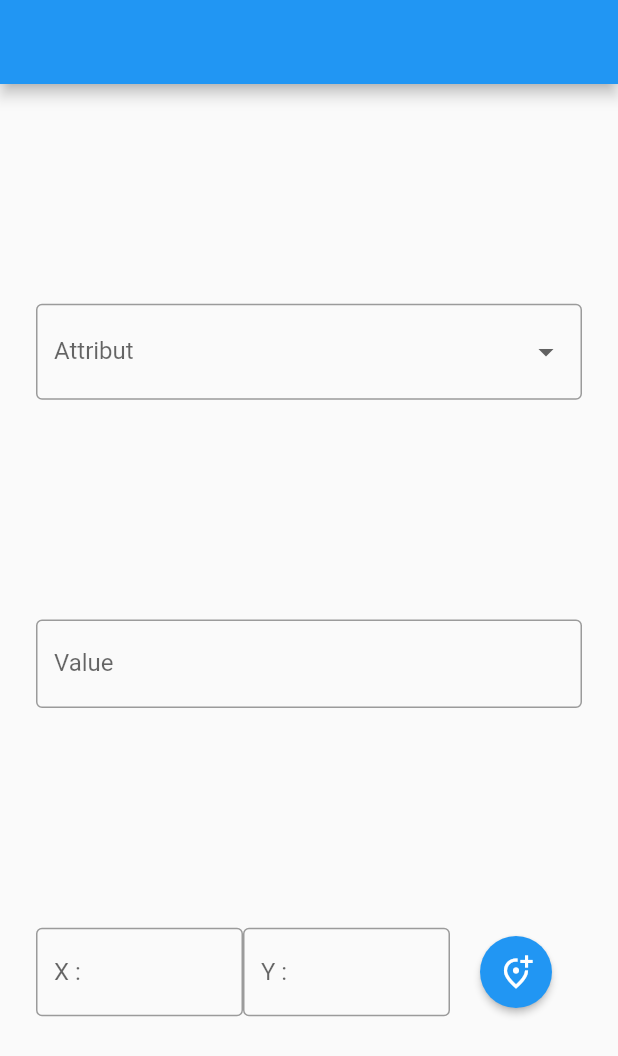
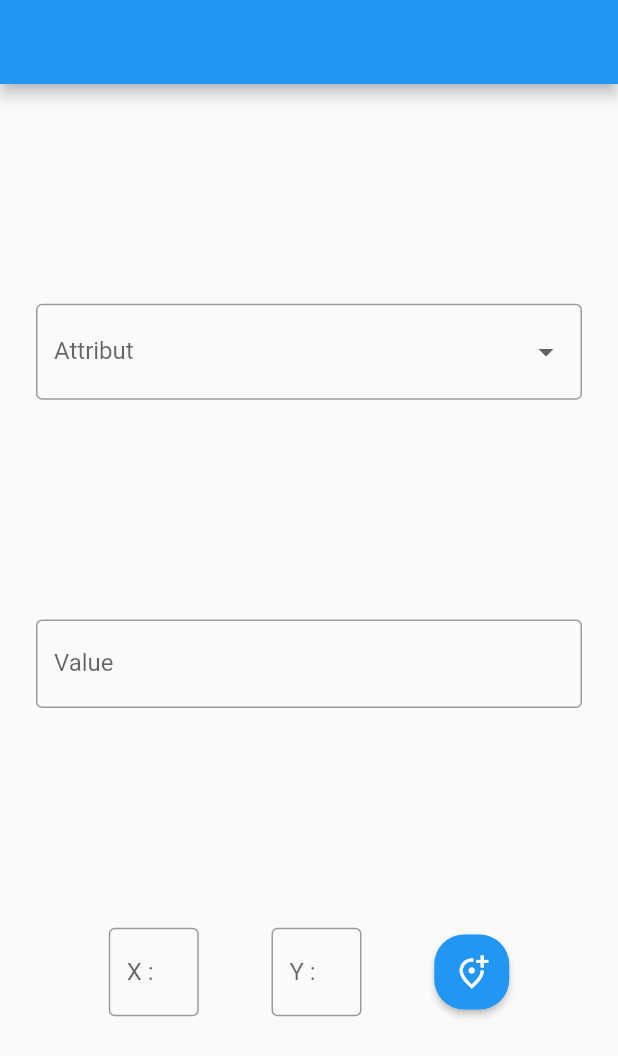
Before and after one commit to SlyPex/cupagis, a Flutter app: the screen it shows after launch, after a tap on the "add location alt" icon, on a phone screen of 412 x 824 dp. Shown: the top 1056 px of the screen. Run offline on Flutter 3.47's test engine with Material 2 defaults, Android fonts, the phone set to English and light mode, and no system bars.

Commit message:
Small change on the design ( fixed the issue of space between textfields also for the button height & width ) && set new icon for the application

```diff
--- a/lib/main.dart
+++ b/lib/main.dart
@@ -3,7 +3,7 @@ import 'package:flutter/material.dart';
 void main() {
   runApp(
     const MaterialApp(
-      title: 'Cubajis',
+      title: 'Cupajis',
       debugShowCheckedModeBanner: false,
       home: MyApp(),
     ),
@@ -53,22 +53,27 @@ class _MyAppState extends State<MyApp> {
               Row(
                 mainAxisAlignment: MainAxisAlignment.spaceEvenly,
                 children: [
-                  const Expanded(
+                  Container(
                     child: TextField(
                       readOnly: true,
                       decoration: InputDecoration(
                           labelText: "X :", border: OutlineInputBorder()),
                     ),
+                    width: 60,
                   ),
-                  const Expanded(
+                  Container(
                     child: TextField(
                       readOnly: true,
                       decoration: InputDecoration(
                           labelText: "Y :", border: OutlineInputBorder()),
                     ),
+                    // ),
+                    width: 60,
                   ),
-                  MaterialButton(
-                    // ignore: avoid_print
+                  Container(
+                    width: 50,
+                    height: 50,
+                    child: MaterialButton(
                       onPressed: () async {},
                       color: Colors.blue,
                       textColor: Colors.white,
@@ -76,8 +81,11 @@ class _MyAppState extends State<MyApp> {
                         Icons.add_location_alt_outlined,
                         size: 24,
                       ),
-                    padding: const EdgeInsets.all(12),
-                    shape: const CircleBorder(),
+                      padding: EdgeInsets.fromLTRB(0, 10, 0, 10),
+                      shape: RoundedRectangleBorder(
+                          borderRadius: BorderRadius.circular(20)),
+                    ),
+                    // margin: EdgeInsets.fromLTRB(5, 0, 0, 0),
                   )
                 ],
               )
--- a/pubspec.yaml
+++ b/pubspec.yaml
@@ -32,7 +32,7 @@ dependencies:
   # The following adds the Cupertino Icons font to your application.
   # Use with the CupertinoIcons class for iOS style icons.
   cupertino_icons: ^1.0.2
-  english_words: ^4.0.0
+  flutter_launcher_icons: ^0.9.2
 
 dev_dependencies:
   flutter_test:
@@ -43,6 +43,10 @@ dev_dependencies:
   # package. See that file for information about deactivating specific lint
   # rules and activating additional ones.
   flutter_lints: ^1.0.0
+
+flutter_icons:
+  ios: true
+  image_path: "assets/icon.png"
 
 # For information on the generic Dart part of this file, see the
 # following page: https://dart.dev/tools/pub/pubspec
```
Also changed, not shown: assets/icon.png (added), assets/logo.png (deleted), assets/logo_foreground.png (deleted), pubspec.lock, 32 other files. Lines whose indentation alone changed are shown as unchanged.
